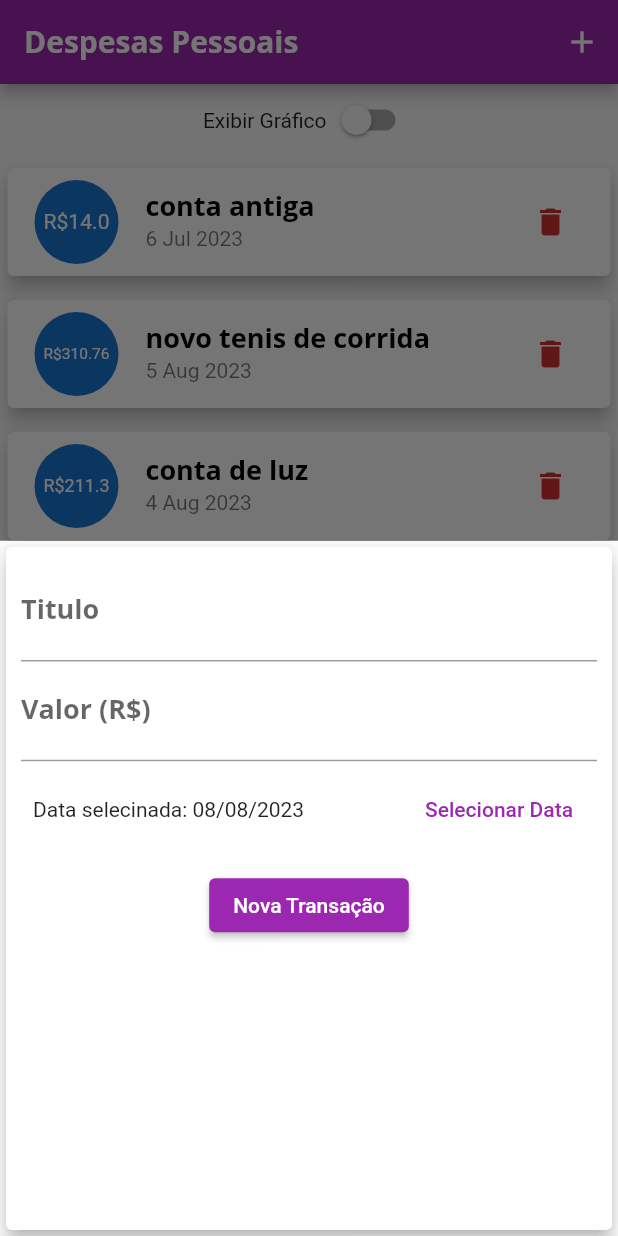
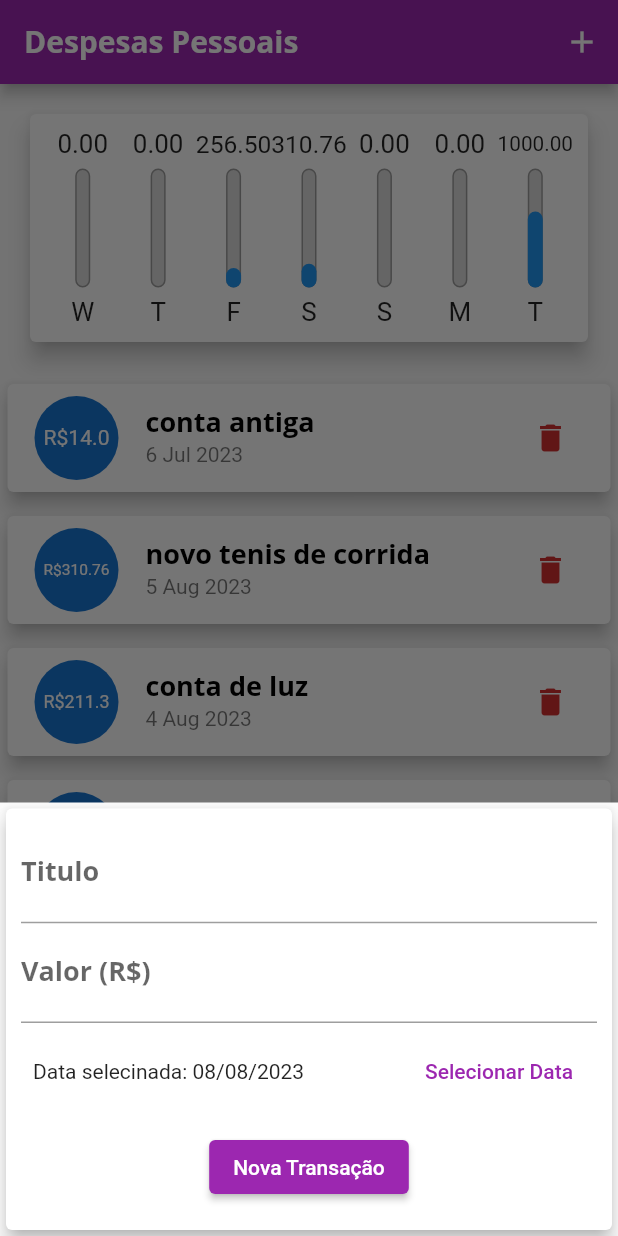
Before and after one commit to R3n470S1lv4/expenses, a Flutter app: the screen it shows after launch, after a tap on the "add" icon, on a phone screen of 412 x 824 dp. Run offline on Flutter 3.47's test engine with Material 2 defaults, Android fonts, the phone set to English and light mode, and no system bars.

Commit message:
added others futures to responsive layout

```diff
--- a/lib/components/transation_form.dart
+++ b/lib/components/transation_form.dart
@@ -44,10 +44,16 @@ class _TransationFormState extends State<TransationForm> {
 
   @override
   Widget build(BuildContext context) {
-    return Card(
+    return SingleChildScrollView(
+      child: Card(
         elevation: 5,
         child: Padding(
-        padding: const EdgeInsets.all(10),
+          padding: EdgeInsets.only(
+            top: 10,
+            right: 10,
+            left: 10,
+            bottom: 10 + MediaQuery.of(context).viewInsets.bottom,
+          ),
           child: Column(children: [
             TextField(
               controller: _titleControler,
@@ -57,7 +63,8 @@ class _TransationFormState extends State<TransationForm> {
               ),
             ),
             TextField(
-            keyboardType: const TextInputType.numberWithOptions(decimal: true),
+              keyboardType:
+                  const TextInputType.numberWithOptions(decimal: true),
               inputFormatters: [FilteringTextInputFormatter.digitsOnly],
               onSubmitted: (_) => _submitform(),
               controller: _valueControler,
@@ -97,6 +104,7 @@ class _TransationFormState extends State<TransationForm> {
             ),
           ]),
         ),
+      ),
     );
   }
 }
--- a/lib/components/transsation_list.dart
+++ b/lib/components/transsation_list.dart
@@ -42,15 +42,12 @@ class TransationList extends StatelessWidget {
               return Column(
                 children: [
                   SizedBox(
-                    height: constraints.maxHeight * 0.05,
+                    height: 20,
                   ),
+                  Text("Nenhuma transação cadastrada!",
+                      style: Theme.of(context).textTheme.titleMedium),
                   SizedBox(
-                    height: constraints.maxHeight * 0.3,
-                    child: Text("Nenhuma transação cadastrada!",
-                        style: Theme.of(context).textTheme.titleMedium),
-                  ),
-                  SizedBox(
-                    height: constraints.maxHeight * 0.05,
+                    height: 20,
                   ),
                   SizedBox(
                     height: constraints.maxHeight * 0.6,
@@ -84,11 +81,21 @@ class TransationList extends StatelessWidget {
                     style: Theme.of(context).textTheme.titleMedium,
                   ),
                   subtitle: Text(DateFormat('d MMM y').format(tr.date)),
-                  trailing: IconButton(
-                    onPressed: () => _showDialog(context, tr.id),
-                    icon: const Icon(Icons.delete),
-                    color: Theme.of(context).colorScheme.error,
-                  ),
+                  trailing: MediaQuery.of(context).size.width > 480
+                      ? TextButton.icon(
+                          onPressed: () => _showDialog(context, tr.id),
+                          icon: const Icon(Icons.delete),
+                          label: const Text("Delete"),
+                          style: TextButton.styleFrom(
+                            foregroundColor:
+                                Theme.of(context).colorScheme.error,
+                          ),
+                        )
+                      : IconButton(
+                          onPressed: () => _showDialog(context, tr.id),
+                          icon: const Icon(Icons.delete),
+                          color: Theme.of(context).colorScheme.error,
+                        ),
                 ),
               );
             },
--- a/lib/main.dart
+++ b/lib/main.dart
@@ -170,11 +170,23 @@ class _HomePageState extends State<HomePage> {
 
   @override
   Widget build(BuildContext context) {
+    var mediaQuery = MediaQuery.of(context);
+    var isLandscape = mediaQuery.orientation == Orientation.landscape;
+
     final appBar = AppBar(
       title: const Text(
         "Despesas Pessoais",
       ),
       actions: [
+        if (isLandscape)
+          IconButton(
+            onPressed: () {
+              setState(() {
+                _showChart = !_showChart;
+              });
+            },
+            icon: Icon(_showChart ? Icons.list : Icons.show_chart),
+          ),
         IconButton(
           onPressed: () => _openTransationFormModal(context),
           icon: const Icon(Icons.add),
@@ -182,9 +194,9 @@ class _HomePageState extends State<HomePage> {
       ],
     );
 
-    final availableHeight = MediaQuery.of(context).size.height -
+    final availableHeight = mediaQuery.size.height -
         appBar.preferredSize.height -
-        MediaQuery.of(context).padding.top;
+        mediaQuery.padding.top;
 
     return Scaffold(
       appBar: appBar,
@@ -192,28 +204,14 @@ class _HomePageState extends State<HomePage> {
         child: Column(
           crossAxisAlignment: CrossAxisAlignment.stretch,
           children: [
-            Row(
-              mainAxisAlignment: MainAxisAlignment.center,
-              children: [
-                const Text('Exibir Gráfico'),
-                Switch(
-                  value: _showChart,
-                  onChanged: (value) {
-                    setState(() {
-                      _showChart = value;
-                    });
-                  },
-                ),
-              ],
-            ),
-            if (_showChart)
+            if (_showChart || !isLandscape)
               SizedBox(
-                height: availableHeight * 0.25,
+                height: availableHeight * (isLandscape ? 0.8 : 0.25),
                 child: Chart(recentTransations: _recentTransations),
               ),
-            if (!_showChart)
+            if (!_showChart || !isLandscape)
               SizedBox(
-                height: availableHeight * 0.70,
+                height: availableHeight * (isLandscape ? 1 : 0.7),
                 child: TransationList(
                   transations: _transations,
                   onDelete: _deleteTransation,
```
Lines whose indentation alone changed are shown as unchanged.
